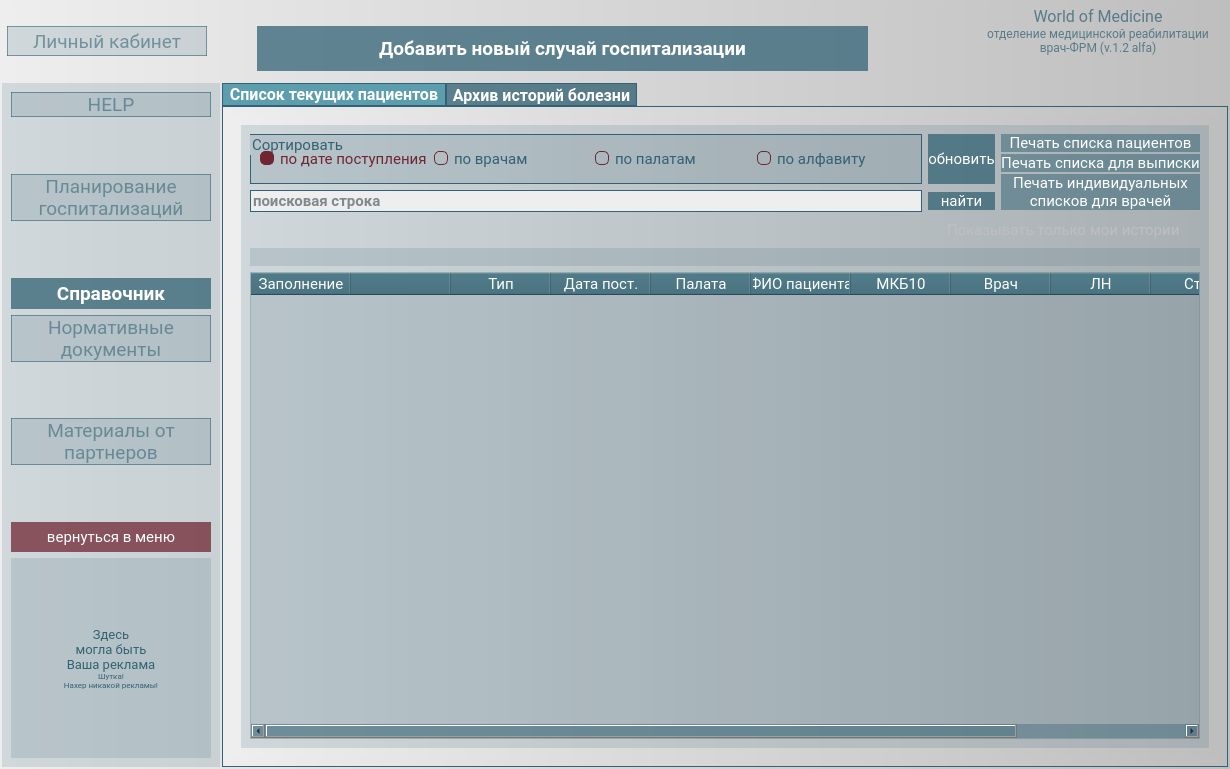
First picture: the form in wom/GUI/UI/omr/omr_MainMenu.ui, repository Spike2250/WoM, before the edit.
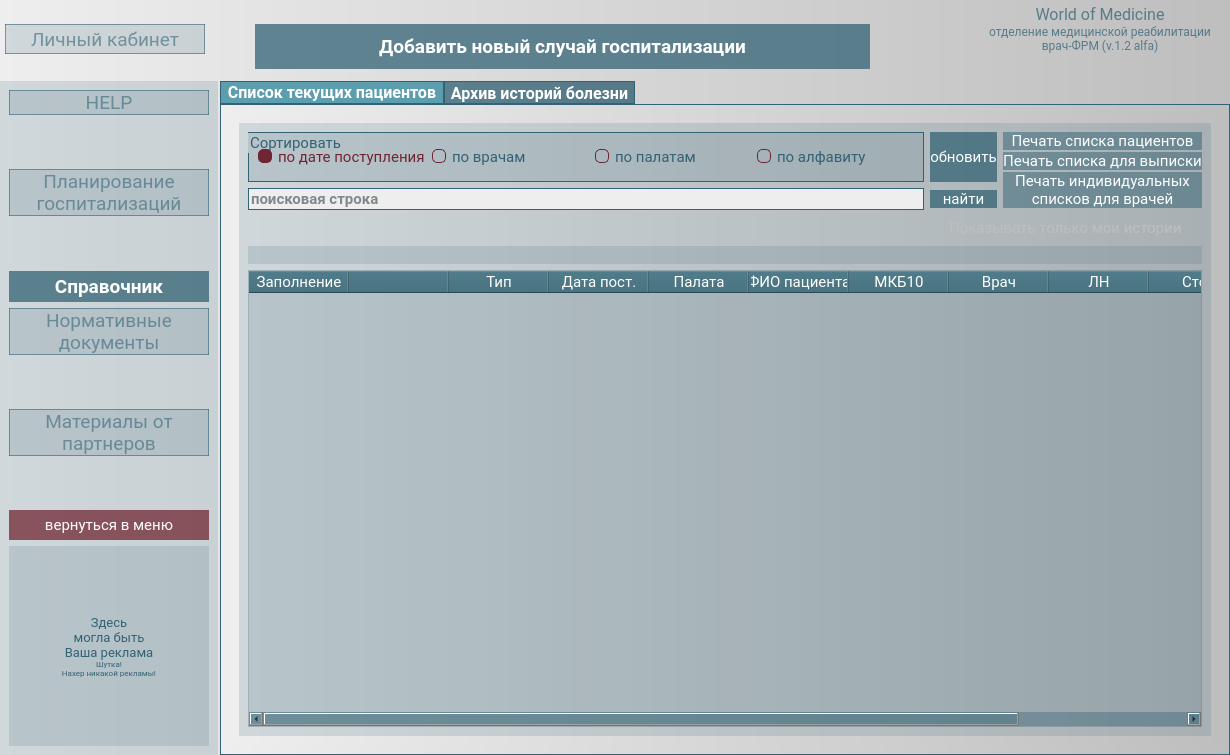
Second picture: the form after the edit. Icons and pictures are not drawn.

What changed in the file:
```diff
--- a/wom/GUI/UI/omr/omr_MainMenu.ui
+++ b/wom/GUI/UI/omr/omr_MainMenu.ui
@@ -7,7 +7,7 @@
     <x>0</x>
     <y>0</y>
     <width>1230</width>
-    <height>769</height>
+    <height>755</height>
    </rect>
   </property>
   <property name="minimumSize">
@@ -28,16 +28,16 @@
     <number>0</number>
    </property>
    <property name="leftMargin">
-    <number>2</number>
+    <number>0</number>
    </property>
    <property name="topMargin">
-    <number>2</number>
+    <number>0</number>
    </property>
    <property name="rightMargin">
-    <number>2</number>
+    <number>0</number>
    </property>
    <property name="bottomMargin">
-    <number>2</number>
+    <number>0</number>
    </property>
    <item>
     <widget class="QFrame" name="main_frame">
```
